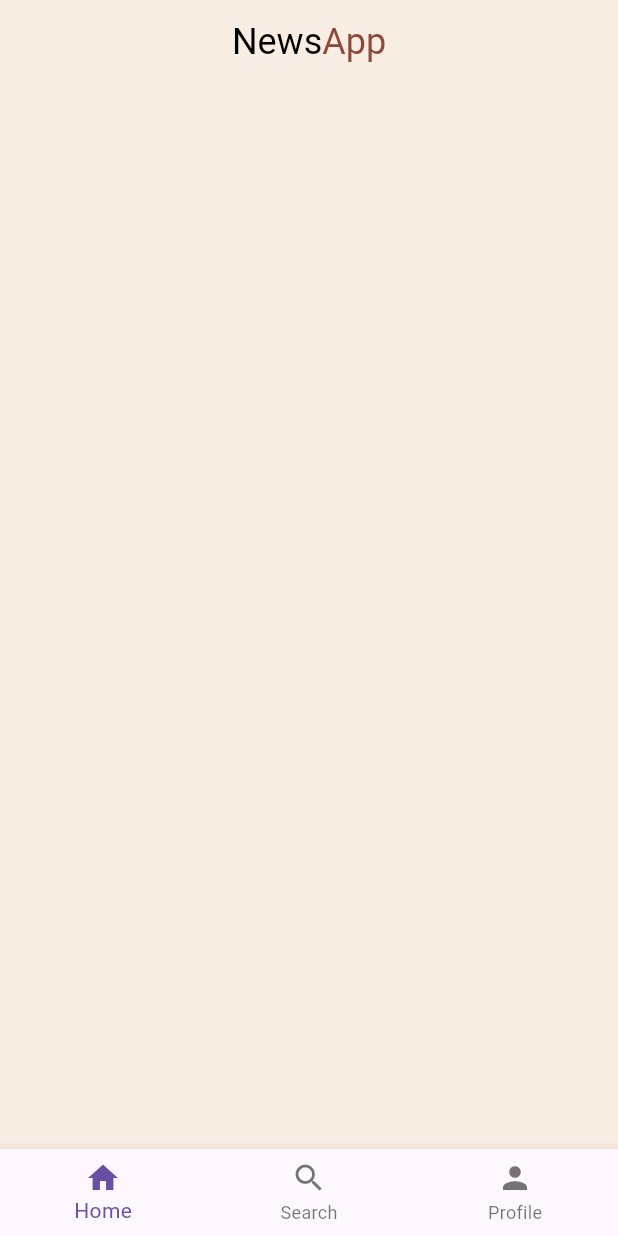
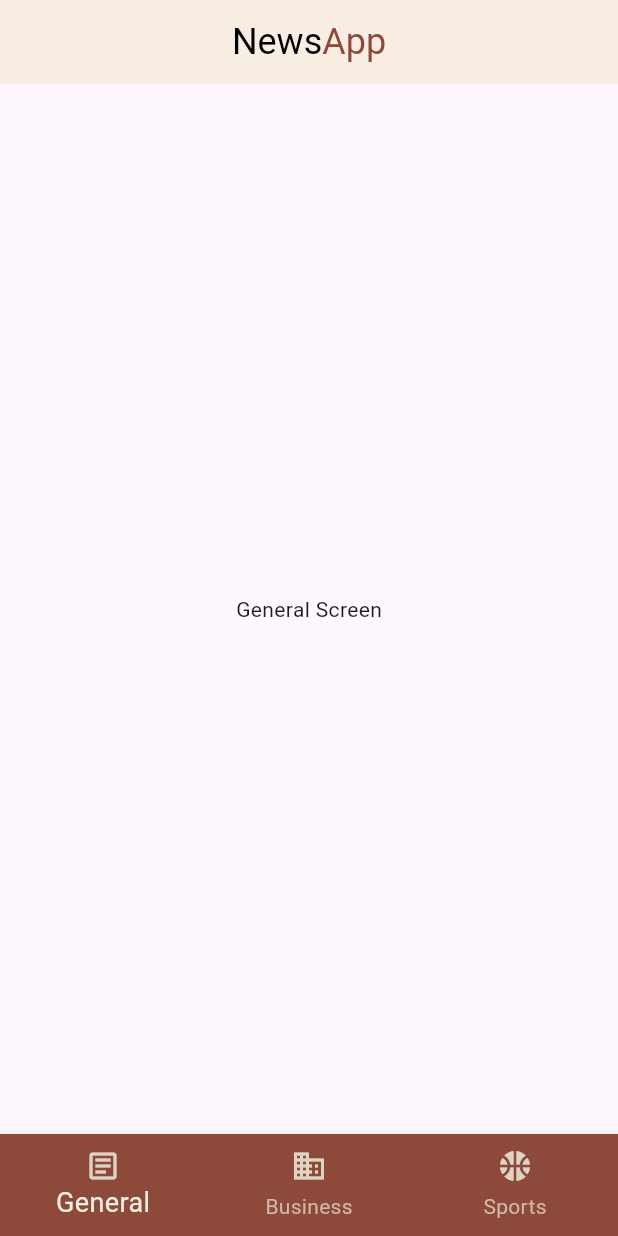
Before and after one commit to AhmedMaged1722/news-app, a Flutter app: the screen it shows after launch, on a phone screen of 412 x 824 dp. Run offline on Flutter 3.47's test engine with Material 3 defaults, Android fonts, the phone set to English and light mode, and no system bars; our stand-ins replace flutter_bloc.

Commit message:
cubit and bottom navigation bar

```diff
--- /dev/null
+++ b/lib/UI/Screens/business_screen.dart
@@ -0,0 +1,14 @@
+import 'package:flutter/material.dart';
+
+class BusinessScreen extends StatelessWidget {
+  const BusinessScreen({super.key});
+
+  @override
+  Widget build(BuildContext context) {
+    return const Scaffold(
+      body: Center(
+        child: Text('Business Screen'),
+      ),
+    );
+  }
+}
--- /dev/null
+++ b/lib/UI/Screens/general_screen.dart
@@ -0,0 +1,14 @@
+import 'package:flutter/material.dart';
+
+class GeneralScreen extends StatelessWidget {
+  const GeneralScreen({super.key});
+
+  @override
+  Widget build(BuildContext context) {
+    return const Scaffold(
+      body: Center(
+        child: Text('General Screen'),
+      ),
+    );
+  }
+}
--- a/lib/UI/Screens/home.dart
+++ b/lib/UI/Screens/home.dart
@@ -1,11 +1,19 @@
 import 'package:flutter/material.dart';
+import 'package:flutter_bloc/flutter_bloc.dart';
 import 'package:news/constants/const.dart';
+import 'package:news/cubit/news_cubit.dart';
 
 class HomePage extends StatelessWidget {
   const HomePage({super.key});
 
   @override
   Widget build(BuildContext context) {
+    return BlocProvider(
+      create: (context) => NewsCubit(),
+      child: BlocConsumer<NewsCubit, NewsState>(
+        listener: (context, state) {},
+        builder: (context, state) {
+          var cubit = NewsCubit.get(context);
           return Scaffold(
             backgroundColor: kColor1,
             appBar: AppBar(
@@ -24,20 +32,20 @@ class HomePage extends StatelessWidget {
               centerTitle: true,
             ),
             bottomNavigationBar: BottomNavigationBar(
-        items: const [
-          BottomNavigationBarItem(
-            icon: Icon(Icons.home),
-            label: 'Home',
+              unselectedFontSize: 14,
+              selectedFontSize: 18,
+              fixedColor: kColor1,
+              unselectedItemColor: kColor3,
+              backgroundColor: kColor4,
+              items: cubit.bottomItems,
+              currentIndex: cubit.currentIndex,
+              onTap: (value) {
+                cubit.changeBottomNav(value);
+              },
             ),
-          BottomNavigationBarItem(
-            icon: Icon(Icons.search),
-            label: 'Search',
-          ),
-          BottomNavigationBarItem(
-            icon: Icon(Icons.person),
-            label: 'Profile',
-          ),
-        ],
+            body: cubit.screens[cubit.currentIndex],
+          );
+        },
       ),
     );
   }
--- /dev/null
+++ b/lib/UI/Screens/sports_screen.dart
@@ -0,0 +1,14 @@
+import 'package:flutter/material.dart';
+
+class SportsScreen extends StatelessWidget {
+  const SportsScreen({super.key});
+
+  @override
+  Widget build(BuildContext context) {
+    return const Scaffold(
+      body: Center(
+        child: Text('Sports Screen'),
+      ),
+    );
+  }
+}
--- /dev/null
+++ b/lib/cubit/news_cubit.dart
@@ -0,0 +1,51 @@
+import 'package:flutter/material.dart';
+import 'package:flutter_bloc/flutter_bloc.dart';
+import 'package:news/UI/Screens/business_screen.dart';
+import 'package:news/UI/Screens/general_screen.dart';
+import 'package:news/UI/Screens/sports_screen.dart';
+import 'package:news/constants/const.dart';
+
+part 'news_state.dart';
+
+class NewsCubit extends Cubit<NewsState> {
+  NewsCubit() : super(CubitInitial());
+  static NewsCubit get(context) => BlocProvider.of(context);
+
+  int currentIndex = 0;
+  List<Widget> screens = const [
+    GeneralScreen(),
+    BusinessScreen(),
+    SportsScreen(),
+  ];
+
+  void changeBottomNav(int index) {
+    currentIndex = index;
+    emit(ChangeBottomNavState());
+  }
+
+  List<BottomNavigationBarItem> bottomItems = const [
+    BottomNavigationBarItem(
+      backgroundColor: kColor2,
+      icon: Icon(
+        Icons.article_outlined,
+        color: kColor2,
+      ),
+      label: 'General',
+    ),
+    BottomNavigationBarItem(
+      icon: Icon(
+        Icons.business,
+        color: kColor2,
+      ),
+      label: 'Business',
+    ),
+    BottomNavigationBarItem(
+      icon: Icon(
+        Icons.sports_basketball,
+        color: kColor2,
+      ),
+      label: 'Sports',
+      backgroundColor: kColor4,
+    ),
+  ];
+}
--- /dev/null
+++ b/lib/cubit/news_state.dart
@@ -0,0 +1,8 @@
+part of 'news_cubit.dart';
+
+@immutable
+sealed class NewsState {}
+
+class CubitInitial extends NewsState {}
+
+class ChangeBottomNavState extends NewsState {}
```
Also changed, not shown: pubspec.yaml (+8 -20 lines), pubspec.lock. Lines whose indentation alone changed are shown as unchanged.
